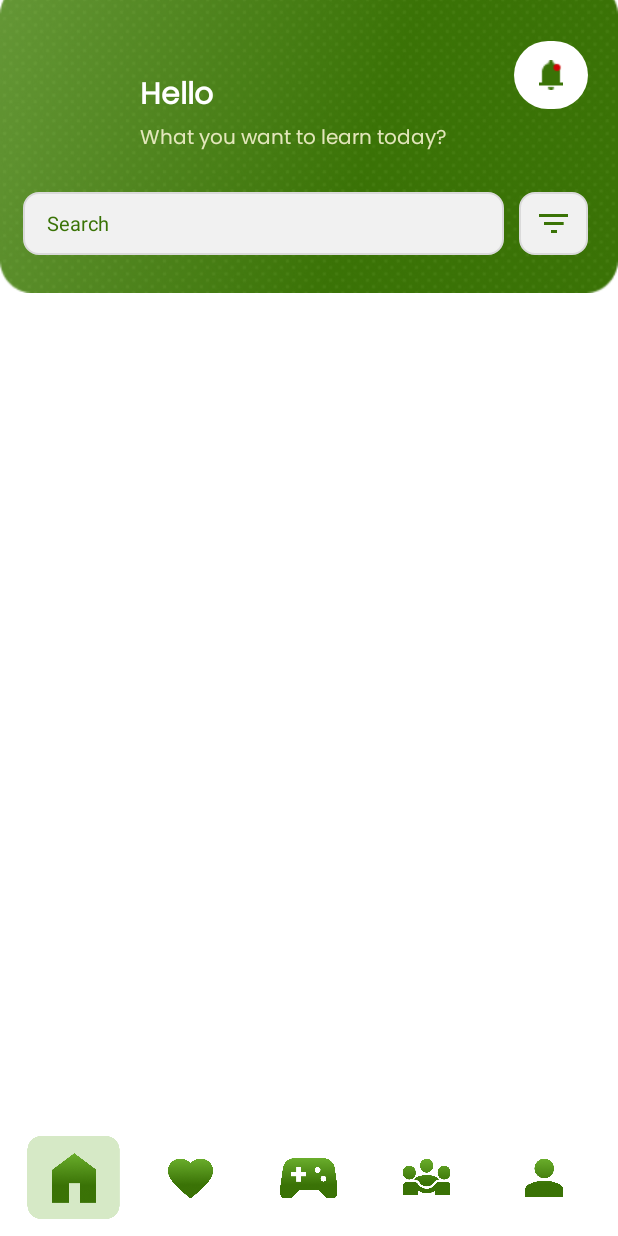
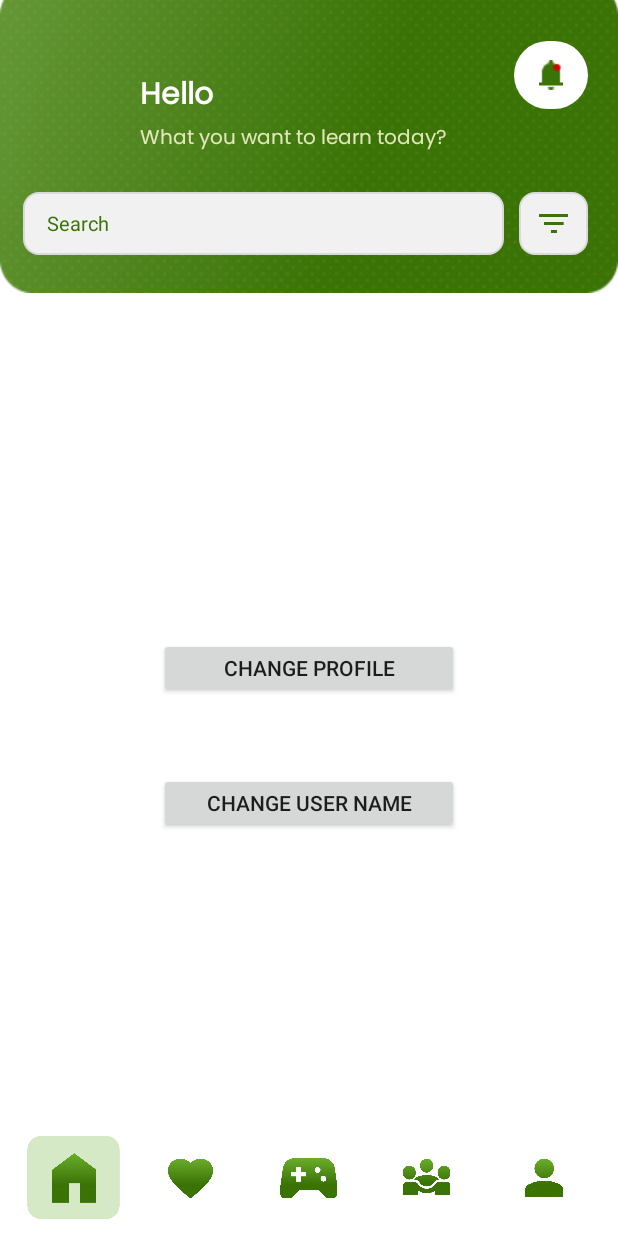
Before and after one commit to mohamedrifa/DeafMute, an Android app: the fragment profile_edit placed in its activity, on a phone screen of 412 x 824 dp. Run offline under Robolectric (Android 15) with nearby library versions, the phone set to English and light mode, and no system bars; our stand-ins replace Firebase (no records; nobody signed in at launch, a user with empty details on screens opened directly); pictures from the network do not load.

Commit message:
06/01/2025
.

```diff
--- a/app/build.gradle.kts
+++ b/app/build.gradle.kts
@@ -44,6 +44,12 @@ dependencies {
     implementation("com.github.bumptech.glide:glide:4.12.0")
     implementation("androidx.cardview:cardview:1.0.0")
     annotationProcessor("com.github.bumptech.glide:compiler:4.12.0")
+
+    implementation ("com.squareup.okhttp3:okhttp:4.10.0")
+    implementation ("com.google.code.gson:gson:2.10")
+    implementation ("com.github.bumptech.glide:glide:4.15.1")
+    annotationProcessor ("com.github.bumptech.glide:compiler:4.15.1")
+
     implementation(libs.appcompat)
     implementation(libs.material)
     implementation(libs.activity)
--- a/app/src/main/AndroidManifest.xml
+++ b/app/src/main/AndroidManifest.xml
@@ -6,6 +6,8 @@
     <uses-permission android:name="android.permission.INTERNET" />
     <uses-permission android:name="android.permission.ACCESS_NETWORK_STATE" />
     <uses-permission android:name="android.permission.VIBRATE"/>
+    <uses-permission android:name="android.permission.READ_EXTERNAL_STORAGE"/>
+
 
     <application
         android:allowBackup="true"
--- a/app/src/main/java/com/example/deafandmute/profile_edit.java
+++ b/app/src/main/java/com/example/deafandmute/profile_edit.java
@@ -1,44 +1,145 @@
 package com.example.deafandmute;
 
+import android.app.Activity;
+import android.content.Intent;
+import android.net.Uri;
 import android.os.Bundle;
 
+import androidx.activity.result.ActivityResultLauncher;
+import androidx.activity.result.contract.ActivityResultContracts;
+import androidx.annotation.NonNull;
 import androidx.fragment.app.Fragment;
 
+import android.provider.MediaStore;
+import android.util.Base64;
 import android.view.LayoutInflater;
 import android.view.View;
 import android.view.ViewGroup;
+import android.widget.Button;
+import android.widget.Toast;
+
+import com.google.firebase.auth.FirebaseAuth;
+import com.google.firebase.auth.FirebaseUser;
+import com.google.firebase.database.DatabaseReference;
+import com.google.firebase.database.FirebaseDatabase;
+import com.google.gson.JsonObject;
+import com.google.gson.JsonParser;
+
+import java.io.ByteArrayOutputStream;
+import java.io.InputStream;
+
+import okhttp3.FormBody;
+import okhttp3.OkHttpClient;
+import okhttp3.Request;
+import okhttp3.RequestBody;
+import okhttp3.Response;
 
 public class profile_edit extends Fragment {
-    private static final String ARG_PARAM1 = "param1";
-    private static final String ARG_PARAM2 = "param2";
-    private String mParam1;
-    private String mParam2;
 
-    public profile_edit() {
-        // Required empty public constructor
-    }
-    public static profile_edit newInstance(String param1, String param2) {
-        profile_edit fragment = new profile_edit();
-        Bundle args = new Bundle();
-        args.putString(ARG_PARAM1, param1);
-        args.putString(ARG_PARAM2, param2);
-        fragment.setArguments(args);
-        return fragment;
+    private static final String API_KEY = "3dc87bb28dfe90ea4796500177225b7b";
+    private String uploadedImageUrl;
+    private FirebaseAuth mAuth;
+    private DatabaseReference databaseReference;
+    private Button photoChange, nameChange;
+
+    private final ActivityResultLauncher<Intent> imagePickerLauncher =
+            registerForActivityResult(new ActivityResultContracts.StartActivityForResult(), result -> {
+                if (result.getResultCode() == Activity.RESULT_OK && result.getData() != null) {
+                    Uri imageUri = result.getData().getData();
+                    uploadImageToImgBB(imageUri);
+                }
+            });
+
+    @Override
+    public View onCreateView(@NonNull LayoutInflater inflater, ViewGroup container, Bundle savedInstanceState) {
+        View view = inflater.inflate(R.layout.fragment_profile_edit, container, false);
+
+        mAuth = FirebaseAuth.getInstance(); // Initialize FirebaseAuth
+        databaseReference = FirebaseDatabase.getInstance().getReference("Users");
+
+        photoChange = view.findViewById(R.id.profileChange);
+        nameChange = view.findViewById(R.id.NameChange);
+
+        photoChange.setOnClickListener(v -> pickImageFromGallery());
+
+        return view;
     }
 
-    @Override
-    public void onCreate(Bundle savedInstanceState) {
-        super.onCreate(savedInstanceState);
-        if (getArguments() != null) {
-            mParam1 = getArguments().getString(ARG_PARAM1);
-            mParam2 = getArguments().getString(ARG_PARAM2);
+    private void pickImageFromGallery() {
+        Intent intent = new Intent(Intent.ACTION_PICK, MediaStore.Images.Media.EXTERNAL_CONTENT_URI);
+        imagePickerLauncher.launch(intent);
+    }
+
+    private void uploadImageToImgBB(Uri imageUri) {
+        new Thread(() -> {
+            try {
+                // Convert the image to Base64
+                InputStream inputStream = requireActivity().getContentResolver().openInputStream(imageUri);
+                ByteArrayOutputStream outputStream = new ByteArrayOutputStream();
+                byte[] buffer = new byte[1024];
+                int bytesRead;
+                while ((bytesRead = inputStream.read(buffer)) != -1) {
+                    outputStream.write(buffer, 0, bytesRead);
+                }
+                inputStream.close();
+                String encodedImage = Base64.encodeToString(outputStream.toByteArray(), Base64.DEFAULT);
+
+                // Create a POST request
+                OkHttpClient client = new OkHttpClient();
+                RequestBody formBody = new FormBody.Builder()
+                        .add("key", API_KEY)
+                        .add("image", encodedImage)
+                        .build();
+
+                Request request = new Request.Builder()
+                        .url("https://api.imgbb.com/1/upload")
+                        .post(formBody)
+                        .build();
+
+                // Execute the request
+                Response response = client.newCall(request).execute();
+                if (response.isSuccessful() && response.body() != null) {
+                    String responseBody = response.body().string();
+                    JsonObject jsonResponse = JsonParser.parseString(responseBody).getAsJsonObject();
+                    uploadedImageUrl = jsonResponse.getAsJsonObject("data").get("url").getAsString();
+
+                    requireActivity().runOnUiThread(() -> {
+                        firebaseupdate(uploadedImageUrl);
+                        Toast.makeText(requireContext(), "Image Uploaded Successfully!", Toast.LENGTH_SHORT).show();
+                    });
+                } else {
+                    requireActivity().runOnUiThread(() ->
+                            Toast.makeText(requireContext(), "Upload Failed: " + response.message(), Toast.LENGTH_SHORT).show()
+                    );
+                }
+            } catch (Exception e) {
+                e.printStackTrace();
+                requireActivity().runOnUiThread(() ->
+                        Toast.makeText(requireContext(), "An error occurred while uploading the image", Toast.LENGTH_SHORT).show()
+                );
+            }
+        }).start();
+    }
+
+    private void firebaseupdate(String imageUrl){
+        FirebaseUser firebaseUser = mAuth.getCurrentUser();
+        if (firebaseUser != null) {
+            String userId = firebaseUser.getUid();
+            // Update the language preference for the user in Firebase Realtime Database
+            databaseReference.child(userId).child("profilePhoto").setValue(imageUrl)
+                    .addOnSuccessListener(aVoid -> {
+                        // Restart the LanguageSelection activity with updated locale
+                        Intent intent = new Intent(requireContext(), profile_edit.class);
+                        intent.setFlags(Intent.FLAG_ACTIVITY_CLEAR_TOP | Intent.FLAG_ACTIVITY_NEW_TASK);
+                        startActivity(intent);
+                        requireActivity().finish();
+                    })
+                    .addOnFailureListener(e -> {
+                        // Show an error message if updating fails
+                        Toast.makeText(requireContext(), R.string.failed_to_upload_profile, Toast.LENGTH_SHORT).show();
+                    });
+        } else {
+            Toast.makeText(requireContext(), R.string.user_not_logged_in, Toast.LENGTH_SHORT).show();
         }
     }
-
-    @Override
-    public View onCreateView(LayoutInflater inflater, ViewGroup container,
-                             Bundle savedInstanceState) {
-        // Inflate the layout for this fragment
-        return inflater.inflate(R.layout.fragment_profile_edit, container, false);
-    }
 }
--- a/app/src/main/res/layout/fragment_profile_edit.xml
+++ b/app/src/main/res/layout/fragment_profile_edit.xml
@@ -4,6 +4,24 @@
     android:layout_width="match_parent"
     android:layout_height="match_parent"
     tools:context=".profile_edit">
+    <LinearLayout
+        android:layout_width="match_parent"
+        android:layout_height="match_parent"
+        android:orientation="vertical"
+        android:gravity="center_horizontal">
+        <Button
+            android:layout_width="200dp"
+            android:layout_height="40dp"
+            android:text="change profile"
+            android:id="@+id/profileChange"
+            android:layout_marginTop="250dp"/>
+        <Button
+            android:layout_width="200dp"
+            android:layout_height="40dp"
+            android:text="Change User Name"
+            android:id="@+id/NameChange"
+            android:layout_marginTop="50dp"/>
+    </LinearLayout>
 
 
 
--- a/app/src/main/res/values/strings.xml
+++ b/app/src/main/res/values/strings.xml
@@ -102,5 +102,6 @@
     <string name="game">GAME</string>
     <string name="view">View</string>
     <string name="course_progress">Course progress</string>
+    <string name="failed_to_upload_profile">failed to upload profile</string>
 
 </resources>
```
Also changed, not shown: 1 other file.
